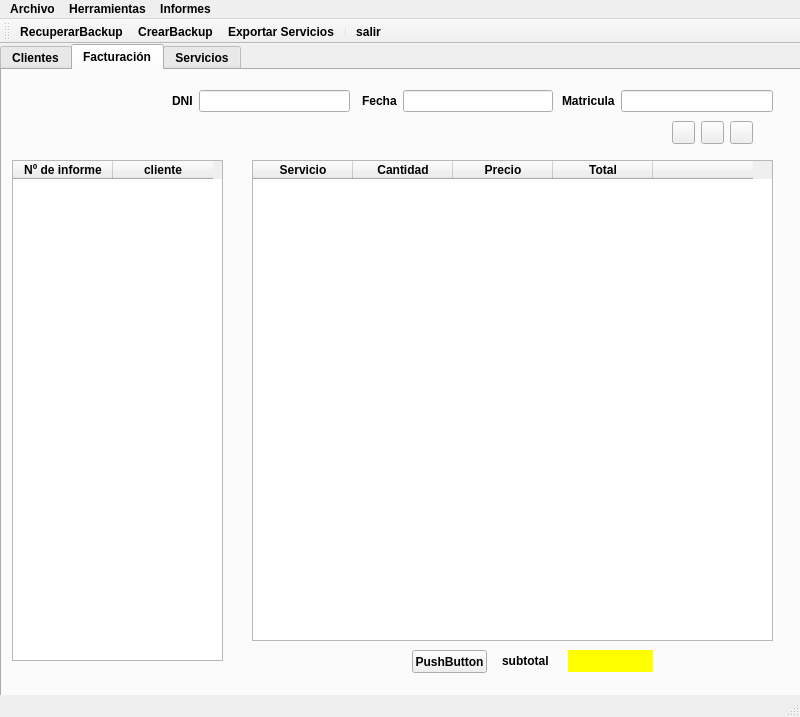
PabloRodriguezLomba/DIprojecto, file ventana.ui: the form before one commit.
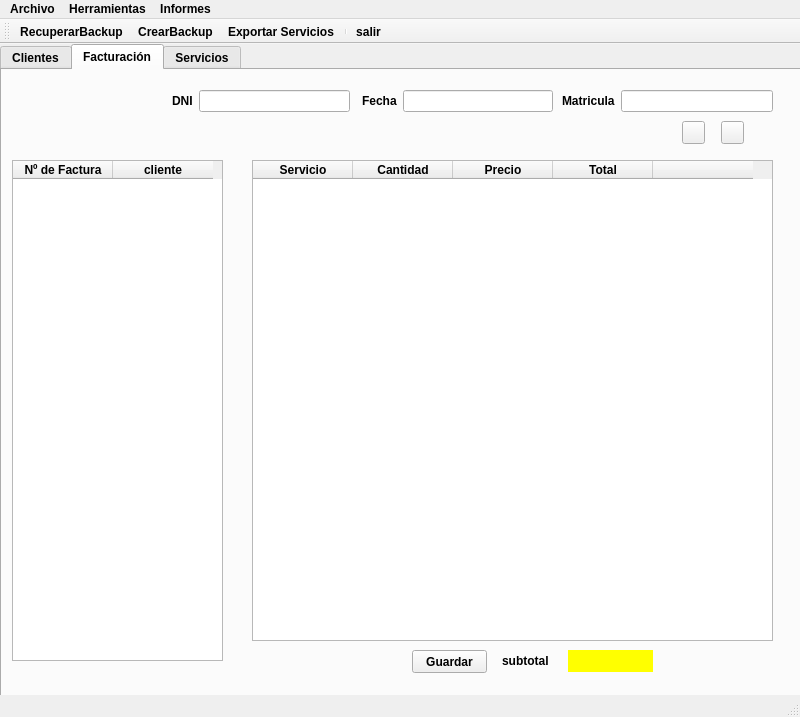
The form after the commit. Icons and pictures are not drawn.

```diff
--- a/ventana.ui
+++ b/ventana.ui
@@ -2953,7 +2953,7 @@
        </property>
        <column>
         <property name="text">
-         <string>Nº de informe</string>
+         <string>Nº de Factura</string>
         </property>
        </column>
        <column>
@@ -3030,7 +3030,7 @@
        </rect>
       </property>
       <property name="text">
-       <string>PushButton</string>
+       <string>Guardar</string>
       </property>
      </widget>
      <widget class="QWidget" name="layoutWidget">
@@ -3169,25 +3169,6 @@
          </property>
         </widget>
        </item>
-       <item>
-        <widget class="QPushButton" name="BtnGuardarFact">
-         <property name="minimumSize">
-          <size>
-           <width>23</width>
-           <height>23</height>
-          </size>
-         </property>
-         <property name="maximumSize">
-          <size>
-           <width>23</width>
-           <height>23</height>
-          </size>
-         </property>
-         <property name="text">
-          <string/>
-         </property>
-        </widget>
-       </item>
        <item>
         <widget class="QPushButton" name="BtnImprimirFact">
          <property name="minimumSize">
```
Left out of the diff: 4 changed lines with no effect on the pictures.
